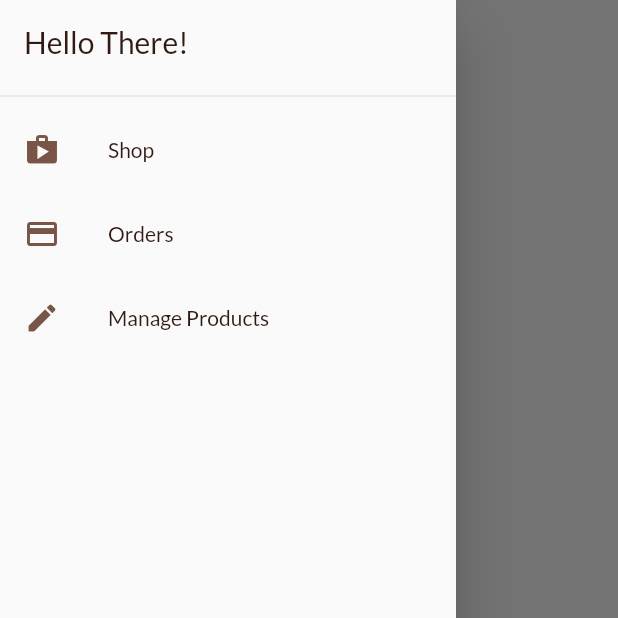
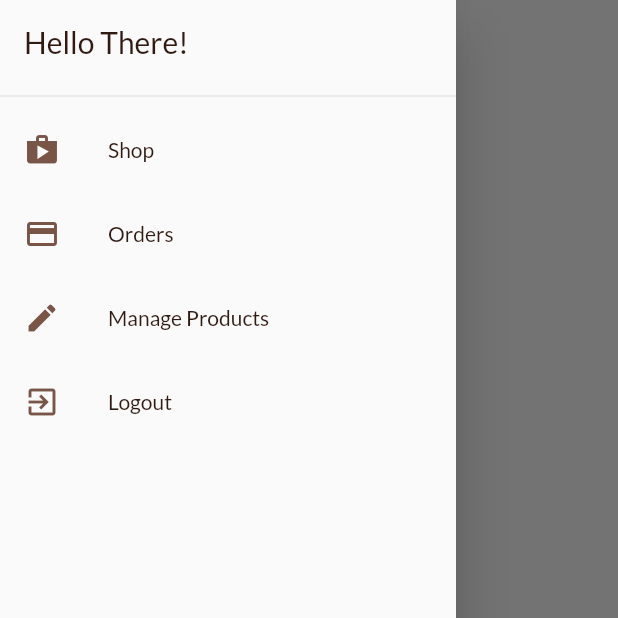
Before and after one commit to mennaawalid/shopping_app, a Flutter app: the OrdersScreen screen opened directly, with the side drawer open, on a phone screen of 412 x 824 dp, the top half of it. Run offline on Flutter 3.47's test engine with Material 2 defaults, Android fonts, the phone set to English and light mode, and no system bars; our stand-ins replace cached_network_image, shared_preferences; accounts and stored records are empty; network calls fail.

Commit message:
logout feature added

```diff
--- a/lib/widgets/app_drawer.dart
+++ b/lib/widgets/app_drawer.dart
@@ -1,5 +1,8 @@
 import 'package:flutter/material.dart';
+import 'package:provider/provider.dart';
 import 'package:shopping/constants.dart';
+
+import '../providers/auth.dart';
 
 class MyDrawer extends StatelessWidget {
   const MyDrawer({Key? key}) : super(key: key);
@@ -59,6 +62,21 @@ class MyDrawer extends StatelessWidget {
                   .pushReplacementNamed('/user_products_screen');
             },
           ),
+          ListTile(
+            leading: const Icon(
+              Icons.exit_to_app,
+              color: ColorPalettes.dark,
+            ),
+            title: const Text(
+              "Logout",
+              style: TextStyle(color: ColorPalettes.darker),
+            ),
+            onTap: () {
+              Navigator.of(context).pop();
+              Navigator.of(context).pushReplacementNamed('/');
+              Provider.of<Auth>(context, listen: false).logout();
+            },
+          ),
         ],
       ),
     );
```
Also changed, not shown: lib/providers/auth.dart (+62 -2 lines).
